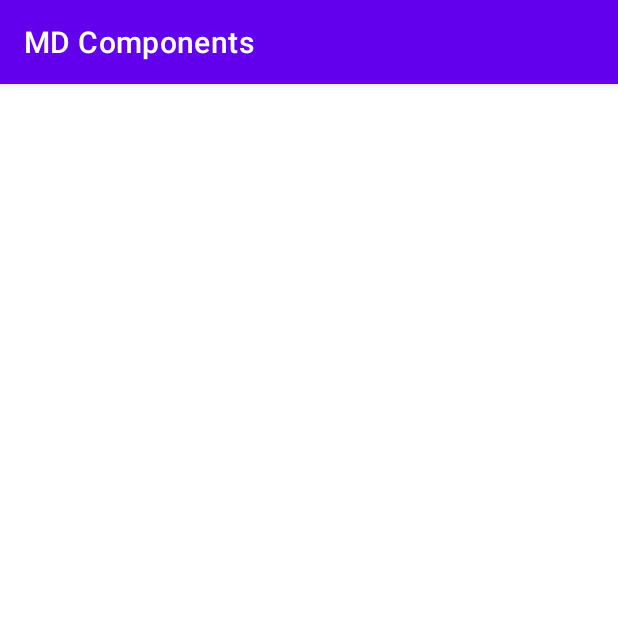
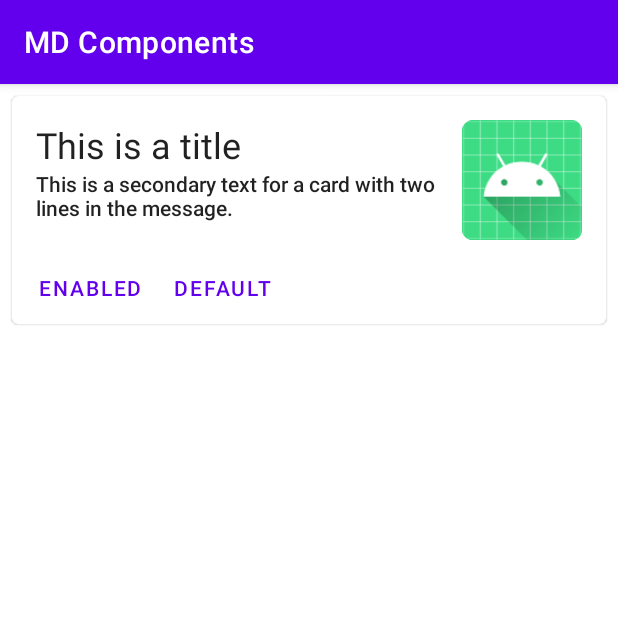
Before and after one commit to JosueRuiz08/MDC, an Android app: the fragment CardFragment shown on its own in the app's theme, on a phone screen of 412 x 824 dp, the top half of it. Run offline under Robolectric (Android 15) with nearby library versions, the phone set to English and light mode, and no system bars; our stand-ins replace ButterKnife.

Commit message:
Card Diseño simple

```diff
--- a/app/src/main/res/layout/fragment_card.xml
+++ b/app/src/main/res/layout/fragment_card.xml
@@ -3,6 +3,7 @@
     xmlns:tools="http://schemas.android.com/tools"
     android:layout_width="match_parent"
     android:layout_height="match_parent"
+    xmlns:app="http://schemas.android.com/apk/res-auto"
     android:paddingBottom="@dimen/common_padding_default"
     tools:context=".Fragments.CardFragment">
 
@@ -15,6 +16,65 @@
         android:clickable="true"
         android:focusable="true">
 
+        <androidx.constraintlayout.widget.ConstraintLayout
+            android:layout_width="match_parent"
+            android:layout_height="wrap_content"
+            android:paddingTop="@dimen/common_padding_default"
+            android:paddingEnd="@dimen/common_padding_default"
+            android:paddingStart="@dimen/common_padding_none">
+
+            <androidx.appcompat.widget.AppCompatImageView
+                android:id="@+id/imgCardSmall"
+                android:layout_width="@dimen/card_img_size"
+                android:layout_height="@dimen/card_img_size"
+                android:src="@mipmap/ic_launcher"
+                app:layout_constraintEnd_toEndOf="parent"
+                app:layout_constraintTop_toTopOf="parent"/>
+
+            <com.google.android.material.button.MaterialButton
+                android:id="@+id/btnFirst"
+                android:layout_width="wrap_content"
+                android:layout_height="wrap_content"
+                android:text="@string/status_enabled"
+                android:layout_marginTop="@dimen/common_padding_min"
+                android:layout_marginStart="@dimen/common_padding_min"
+                android:layout_marginEnd="@dimen/common_padding_min"
+                app:layout_constraintStart_toStartOf="parent"
+                app:layout_constraintBottom_toBottomOf="parent"
+                app:layout_constraintTop_toBottomOf="@id/imgCardSmall"
+                style="@style/Widget.MaterialComponents.Button.TextButton"/>
+
+            <com.google.android.material.button.MaterialButton
+                android:id="@+id/btnSecond"
+                android:layout_width="wrap_content"
+                android:layout_height="wrap_content"
+                android:text="@string/status_default"
+                app:layout_constraintStart_toEndOf="@+id/btnFirst"
+                app:layout_constraintTop_toTopOf="@+id/btnFirst"
+                app:layout_constraintBottom_toBottomOf="@+id/btnFirst"
+                style="@style/Widget.MaterialComponents.Button.TextButton"/>
+            <TextView
+                android:id="@+id/tvTitle"
+                android:layout_width="@dimen/common_padding_none"
+                android:layout_height="wrap_content"
+                android:text="@string/card_title_demo"
+                android:layout_marginStart="@dimen/common_padding_default"
+                android:layout_marginEnd="@dimen/common_padding_default"
+                android:textAppearance="@style/TextAppearance.MaterialComponents.Headline5"
+                app:layout_constraintStart_toStartOf="parent"
+                app:layout_constraintEnd_toStartOf="@id/imgCardSmall"
+                app:layout_constraintTop_toTopOf="parent"/>
+            <TextView
+                android:layout_width="@dimen/common_padding_none"
+                android:layout_height="@dimen/common_padding_none"
+                android:text="@string/card_message_demo_small"
+                android:textAppearance="@style/TextAppearance.AppCompat.Body2"
+                app:layout_constraintStart_toStartOf="@+id/tvTitle"
+                app:layout_constraintEnd_toEndOf="@+id/tvTitle"
+                app:layout_constraintTop_toBottomOf="@+id/tvTitle"
+                app:layout_constraintBottom_toTopOf="@+id/btnFirst"/>
+
+        </androidx.constraintlayout.widget.ConstraintLayout>
 
     </com.google.android.material.card.MaterialCardView>
 
--- a/app/src/main/res/values/dimens.xml
+++ b/app/src/main/res/values/dimens.xml
@@ -1,4 +1,5 @@
 <resources>
+    <dimen name="common_padding_none">0dp</dimen>
     <dimen name="item_img_height">128dp</dimen>
     <dimen name="app_bar_height">180dp</dimen>
     <dimen name="fab_margin">16dp</dimen>
@@ -9,4 +10,5 @@
     <dimen name="common_padding_bottom_scroll">64dp</dimen>
     <dimen name="circle_radius">28dp</dimen>
     <dimen name="common_padding_micro">4dp</dimen>
+    <dimen name="card_img_size">80dp</dimen>
 </resources>
```
